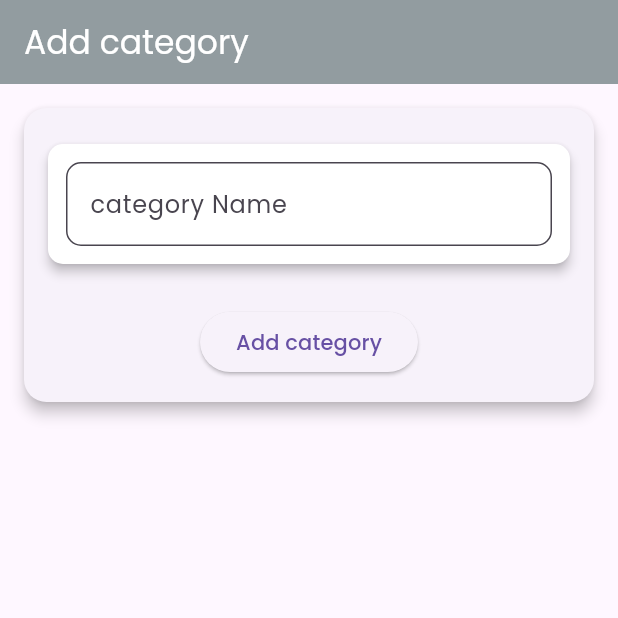
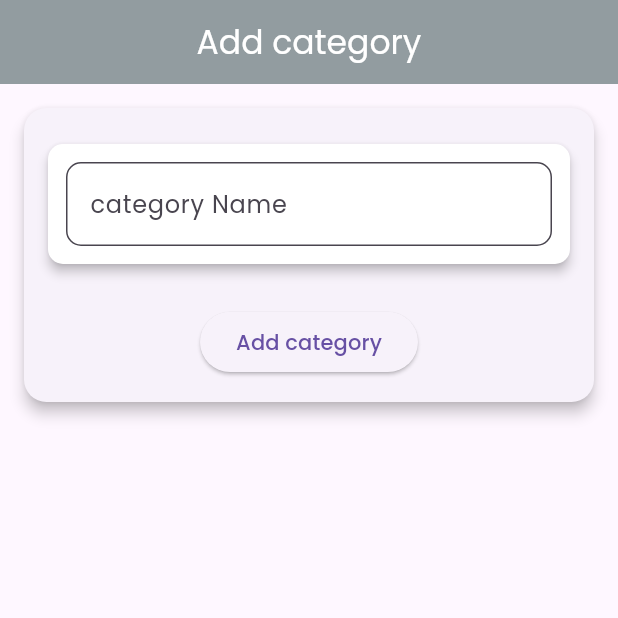
Before and after one commit to LakhtariyaHarsh/adminpanel_examportal, a Flutter app: the AddCategoryScreen screen opened by its route, on a phone screen of 412 x 824 dp, the top half of it. Run offline on Flutter 3.47's test engine with Material 3 defaults, Android fonts, the phone set to English and light mode, and no system bars; our stand-ins replace dio, go_router, google_fonts, shared_preferences; accounts and stored records are empty; network calls fail.

Commit message:
update code

```diff
--- a/lib/views/add_category.dart
+++ b/lib/views/add_category.dart
@@ -50,16 +50,14 @@ class _AddCategoryScreenState extends State<AddCategoryScreen> {
   @override
   Widget build(BuildContext context) {
     final categoryViewModel = Provider.of<CategoryViewModel>(context);
-    final double screenHeight = MediaQuery.of(context).size.height;
     final screenWidth = MediaQuery.of(context).size.width;
-    bool isMobile = screenWidth < 720;
     bool isTablet = screenWidth >= 720 && screenWidth < 1024;
     bool isDesktop = screenWidth >= 1024;
 
     return Scaffold(
       appBar: AppBar(
           backgroundColor: bluegray,
-          title: Text("Add category", style: TextStyle(color: white))),
+          title: Center(child: Text("Add category", style: TextStyle(color: white)))),
       body: SingleChildScrollView(
         child: Center(
           child: Card(
--- a/lib/views/add_eligibility.dart
+++ b/lib/views/add_eligibility.dart
@@ -51,16 +51,14 @@ class _AddEligibilityState extends State<AddEligibility> {
   @override
   Widget build(BuildContext context) {
     final eligibilityViewModel = Provider.of<EligibilityViewModel>(context);
-    final double screenHeight = MediaQuery.of(context).size.height;
     final screenWidth = MediaQuery.of(context).size.width;
-    bool isMobile = screenWidth < 720;
     bool isTablet = screenWidth >= 720 && screenWidth < 1024;
     bool isDesktop = screenWidth >= 1024;
 
     return Scaffold(
       appBar: AppBar(
           backgroundColor: bluegray,
-          title: Text("Add eligibility", style: TextStyle(color: white))),
+          title: Center(child: Text("Add eligibility", style: TextStyle(color: white)))),
       body: SingleChildScrollView(
         child: Center(
           child: Card(
--- a/lib/views/add_exam_screen.dart
+++ b/lib/views/add_exam_screen.dart
@@ -200,9 +200,7 @@ class _AddExamScreenState extends State<AddExamScreen> {
   @override
   Widget build(BuildContext context) {
     final examViewModel = Provider.of<ExamViewModel>(context);
-    final double screenHeight = MediaQuery.of(context).size.height;
     final screenWidth = MediaQuery.of(context).size.width;
-    bool isMobile = screenWidth < 720;
     bool isTablet = screenWidth >= 720 && screenWidth < 1024;
     bool isDesktop = screenWidth >= 1024;
     final categoryViewModel = Provider.of<CategoryViewModel>(context);
@@ -212,7 +210,7 @@ class _AddExamScreenState extends State<AddExamScreen> {
     return Scaffold(
       appBar: AppBar(
           backgroundColor: bluegray,
-          title: Text("Add Exam", style: TextStyle(color: white))),
+          title: Center(child: Text("Add Exam", style: TextStyle(color: white)))),
       body: SingleChildScrollView(
         child: Center(
           child: Card(
--- a/lib/views/add_post.dart
+++ b/lib/views/add_post.dart
@@ -74,7 +74,7 @@ class _AddPostScreenState extends State<AddPostScreen> {
     return Scaffold(
       appBar: AppBar(
           backgroundColor: bluegray,
-          title: Text("Add Post", style: TextStyle(color: white))),
+          title: Center(child: Text("Add Post", style: TextStyle(color: white)))),
       body: SingleChildScrollView(
         child: Center(
           child: Card(
--- a/lib/views/update_category.dart
+++ b/lib/views/update_category.dart
@@ -83,16 +83,14 @@ class _UpdateCategoryState extends State<UpdateCategory> {
 
   @override
   Widget build(BuildContext context) {
-    final double screenHeight = MediaQuery.of(context).size.height;
     final screenWidth = MediaQuery.of(context).size.width;
-    bool isMobile = screenWidth < 720;
     bool isTablet = screenWidth >= 720 && screenWidth < 1024;
     bool isDesktop = screenWidth >= 1024;
     final categoryViewModel = Provider.of<CategoryViewModel>(context);
 
     return Scaffold(
       appBar: AppBar(backgroundColor: bluegray,
-          title: Text("Update Category", style: TextStyle(color: white))),
+          title: Center(child: Text("Update Category", style: TextStyle(color: white)))),
       body: isLoading
           ? Center(child: CircularProgressIndicator())
           : SingleChildScrollView(
--- a/lib/views/update_eligibilty.dart
+++ b/lib/views/update_eligibilty.dart
@@ -82,17 +82,15 @@ class _UpdateEligibilityState extends State<UpdateEligibility> {
   }
 
   @override
-  Widget build(BuildContext context) {
-    final double screenHeight = MediaQuery.of(context).size.height;
+  Widget build(BuildContext context) {;
     final screenWidth = MediaQuery.of(context).size.width;
-    bool isMobile = screenWidth < 720;
     bool isTablet = screenWidth >= 720 && screenWidth < 1024;
     bool isDesktop = screenWidth >= 1024;
     final eligibilityViewModel = Provider.of<EligibilityViewModel>(context);
 
     return Scaffold(
       appBar: AppBar(backgroundColor: bluegray,
-          title: Text("Update Eligibility", style: TextStyle(color: white))),
+          title: Center(child: Text("Update Eligibility", style: TextStyle(color: white)))),
       body: isLoading
           ? Center(child: CircularProgressIndicator())
           : SingleChildScrollView(
--- a/lib/views/update_exam_screen.dart
+++ b/lib/views/update_exam_screen.dart
@@ -458,9 +458,7 @@ class _UpdateExamScreenState extends State<UpdateExamScreen> {
   @override
   Widget build(BuildContext context) {
     final examViewModel = Provider.of<ExamViewModel>(context);
-    final double screenHeight = MediaQuery.of(context).size.height;
     final screenWidth = MediaQuery.of(context).size.width;
-    bool isMobile = screenWidth < 720;
     bool isTablet = screenWidth >= 720 && screenWidth < 1024;
     bool isDesktop = screenWidth >= 1024;
     final categoryViewModel = Provider.of<CategoryViewModel>(context);
@@ -470,7 +468,7 @@ class _UpdateExamScreenState extends State<UpdateExamScreen> {
     return Scaffold(
       appBar: AppBar(
           backgroundColor: bluegray,
-          title: Text("Update Exam", style: TextStyle(color: white))),
+          title: Center(child: Text("Update Exam", style: TextStyle(color: white)))),
       body: isLoading
           ? Center(child: CircularProgressIndicator())
           : SingleChildScrollView(
--- a/lib/views/update_post.dart
+++ b/lib/views/update_post.dart
@@ -170,7 +170,7 @@ class _UpdatePostScreenState extends State<UpdatePostScreen> {
     return Scaffold(
       appBar: AppBar(
           backgroundColor: bluegray,
-          title: Text("Update Exam", style: TextStyle(color: white))),
+          title: Center(child: Text("Update Exam", style: TextStyle(color: white)))),
       body: isLoading
           ? Center(child: CircularProgressIndicator())
           : SingleChildScrollView(
```
